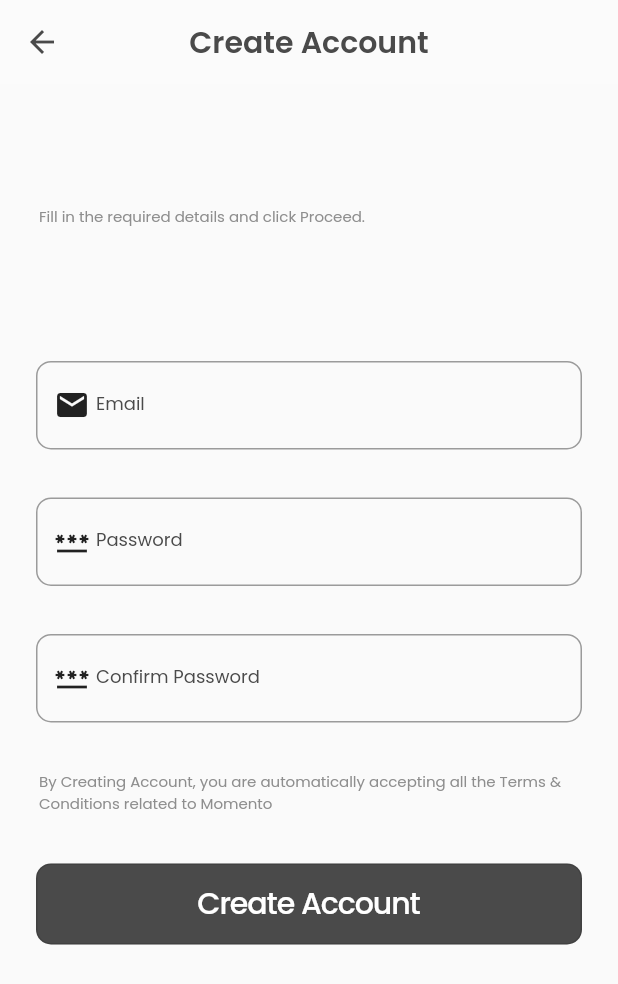
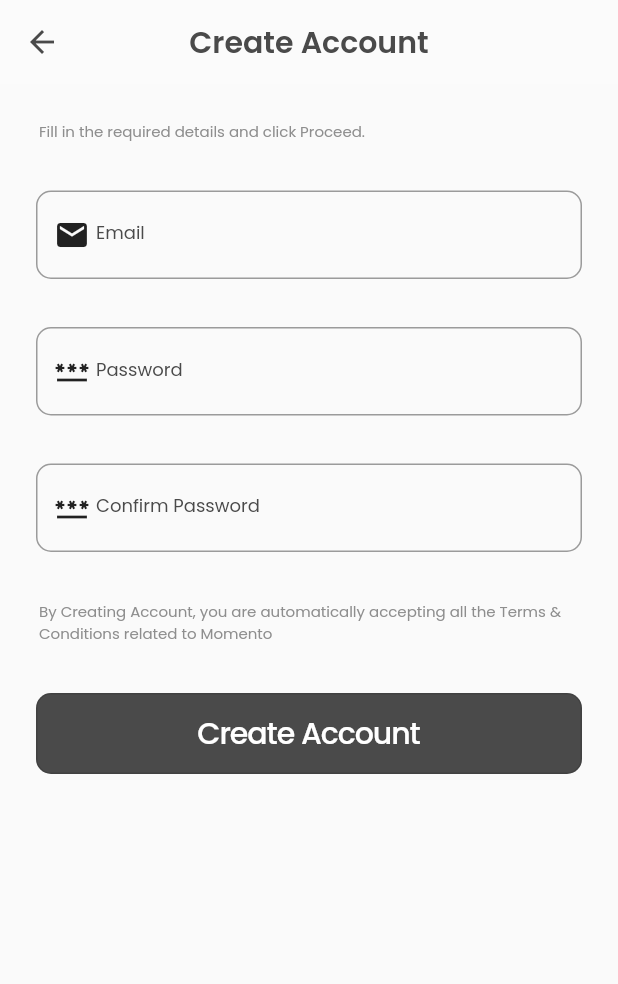
Before and after one commit to rebahozkoc/SocialMediaApp, a Flutter app: the SignUp screen opened by its route, on a phone screen of 412 x 824 dp. Shown: the top 984 px of the screen. Run offline on Flutter 3.47's test engine with Material 2 defaults, Android fonts, the phone set to English and light mode, and no system bars; our stand-ins replace cached_network_image, dotted_border, email_validator, firebase_auth, firebase_core, flutter_switch and 5 more; accounts and stored records are empty; network calls fail.

Commit message:
Bug fix on login signup screens

```diff
--- a/lib/main.dart
+++ b/lib/main.dart
@@ -28,7 +28,7 @@ void main() {
         SignUp.routeName: (context) => const SignUp(),
         SignIn.routeName: (context) => const SignIn(),
         HomeView.routeName: (context) => const HomeView(),
-        BottomBarView.routeName: (context) => BottomBarView(),
+        BottomBarView.routeName: (context) => const BottomBarView(),
       },
       onUnknownRoute: (RouteSettings settings) {
         return MaterialPageRoute<void>(
--- a/lib/sign_up/view/sign_up_view.dart
+++ b/lib/sign_up/view/sign_up_view.dart
@@ -86,11 +86,11 @@ class _SignUpState extends State<SignUp> {
         centerTitle: true,
         leading: const BackButton(color: AppColors.primary),
       ),
-      body: Padding(
+      body: SingleChildScrollView(
+        child: Padding(
             padding: Dimen.regularPadding,
             child:
                 Column(crossAxisAlignment: CrossAxisAlignment.start, children: [
-            const Spacer(flex: 1),
               Padding(
                 padding: Dimen.moreHorizontal,
                 child: Text(
@@ -98,7 +98,6 @@ class _SignUpState extends State<SignUp> {
                   style: smallTextStyle,
                 ),
               ),
-            const Spacer(flex: 1),
               Form(
                 key: _formKey,
                 child: Column(
@@ -275,8 +274,8 @@ class _SignUpState extends State<SignUp> {
                   ],
                 ),
               ),
-            const Spacer(flex: 3),
             ])),
+      ),
     );
   }
 }
```
Also changed, not shown: lib/sign_in/view/sign_in_view.dart (+4 -5 lines), pubspec.lock, 1 other file. Lines whose indentation alone changed are shown as unchanged.
